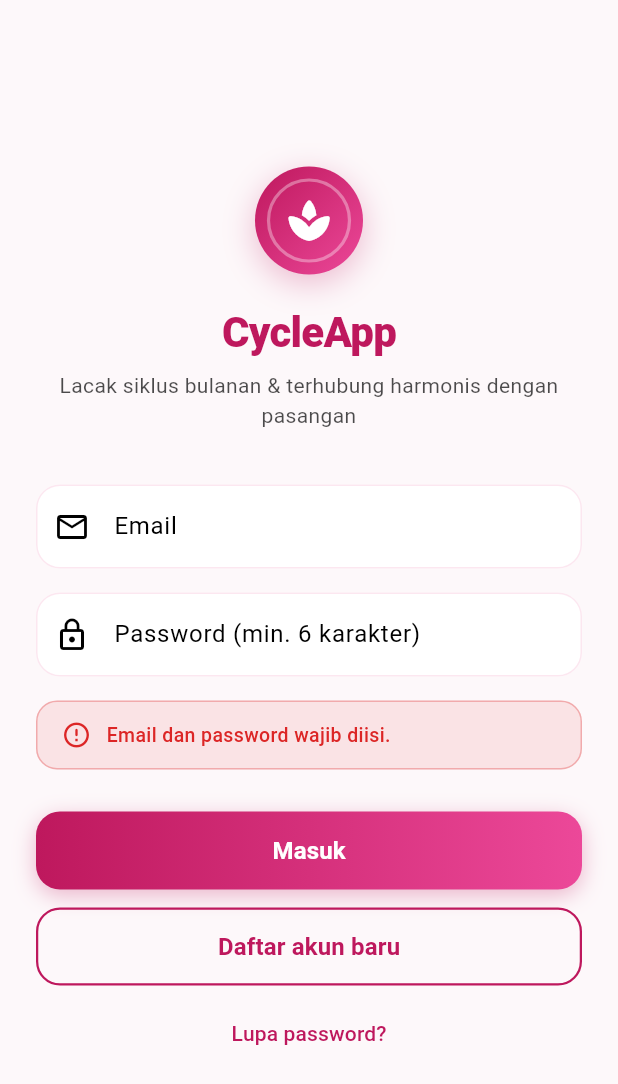
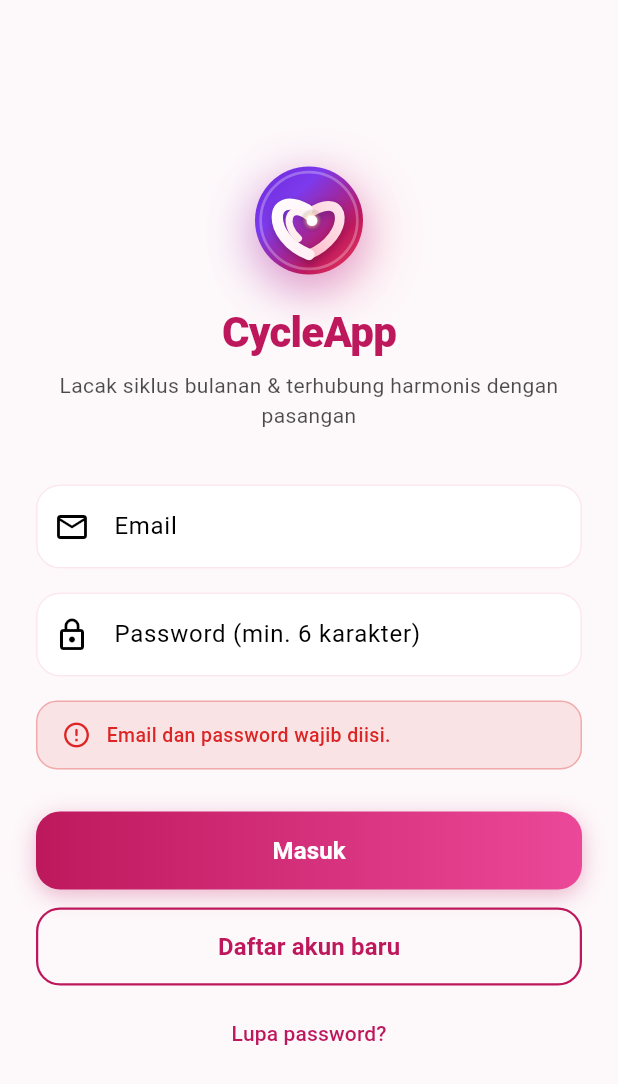
Before and after one commit to m3n54/CycleApps, a Flutter app: the screen it shows after launch, after a tap on "Masuk", on a phone screen of 412 x 824 dp. Shown: the top 1084 px of the screen. Run offline on Flutter 3.47's test engine with Material 3 defaults, Android fonts, the phone set to English and light mode, and no system bars; our stand-ins replace cloud_firestore, firebase_auth, firebase_core, flutter_riverpod, table_calendar; missing offline and left inert: shorebird_code_push; accounts and stored records are empty.

Commit message:
feat(design): implement Konsep B Twin Ribbon Heart & Moon logo and vibrant Android launcher icons

```diff
--- a/lib/features/common/widgets/cycle_logo.dart
+++ b/lib/features/common/widgets/cycle_logo.dart
@@ -1,60 +1,216 @@
+import 'dart:math' as math;
 import 'package:flutter/material.dart';
 
 import '../../../theme/cycle_theme.dart';
 
-/// Vector-based logo for CycleApp featuring a circular gradient badge,
-/// soft halo ring, and an elegant wellness icon.
+/// Konsep B: "Twin Ribbon Heart & Moon"
+/// Logo khas Siklus yang melambangkan keintiman dan harmoni pasangan:
+/// dua pita melengkung yang saling memeluk membentuk siluet hati dan bulan sabit,
+/// bergradien duotone kontras tinggi (Amethyst Violet & Strawberry Pink)
+/// dengan pantulan mutiara bercahaya di bagian tengah.
 class CycleLogo extends StatelessWidget {
   const CycleLogo({
     super.key,
     this.size = 64.0,
+    this.isSquircle = false,
+    this.showGlow = true,
   });
 
   final double size;
+  final bool isSquircle;
+  final bool showGlow;
 
   @override
   Widget build(BuildContext context) {
+    final borderRadius = isSquircle
+        ? BorderRadius.circular(size * 0.28)
+        : BorderRadius.circular(size / 2);
+
     return Container(
       width: size,
       height: size,
       decoration: BoxDecoration(
-        shape: BoxShape.circle,
+        borderRadius: borderRadius,
         gradient: const LinearGradient(
           begin: Alignment.topLeft,
           end: Alignment.bottomRight,
           colors: [
-            CycleColors.primary,
-            CycleColors.secondary,
+            Color(0xFF6D28D9), // Royal Amethyst
+            Color(0xFF7C3AED), // Vivid Violet
+            Color(0xFFBE185D), // Deep Rose-Berry
+            Color(0xFFF43F5E), // Hot Strawberry
           ],
+          stops: [0.0, 0.32, 0.72, 1.0],
         ),
-        boxShadow: [
+        boxShadow: showGlow
+            ? [
                 BoxShadow(
-            color: CycleColors.primary.withValues(alpha: 0.28),
-            blurRadius: size * 0.25,
-            offset: Offset(0, size * 0.08),
+                  color: const Color(0xFF7C3AED).withValues(alpha: 0.30),
+                  blurRadius: size * 0.35,
+                  offset: Offset(-size * 0.05, size * 0.12),
                 ),
-        ],
+                BoxShadow(
+                  color: const Color(0xFFF43F5E).withValues(alpha: 0.35),
+                  blurRadius: size * 0.40,
+                  offset: Offset(size * 0.06, size * 0.14),
                 ),
-      child: Center(
-        child: Container(
-          width: size * 0.78,
-          height: size * 0.78,
+              ]
+            : null,
+      ),
+      child: Stack(
+        alignment: Alignment.center,
+        children: [
+          // Inner translucent rim (Glassmorphic highlight)
+          Container(
+            margin: EdgeInsets.all(size * 0.04),
             decoration: BoxDecoration(
-            shape: BoxShape.circle,
+              borderRadius: isSquircle
+                  ? BorderRadius.circular(size * 0.24)
+                  : BorderRadius.circular(size / 2),
               border: Border.all(
-              color: Colors.white.withValues(alpha: 0.35),
-              width: size * 0.03,
-            ),
-          ),
-          child: Center(
-            child: Icon(
-              Icons.spa_rounded,
-              size: size * 0.46,
-              color: Colors.white,
+                color: Colors.white.withValues(alpha: 0.28),
+                width: size * 0.025,
               ),
             ),
           ),
+
+          // Custom Vector Emblem (Twin Ribbon Heart & Moon)
+          CustomPaint(
+            size: Size(size * 0.72, size * 0.72),
+            painter: _TwinRibbonPainter(),
+          ),
+        ],
       ),
     );
   }
 }
+
+class _TwinRibbonPainter extends CustomPainter {
+  @override
+  void paint(Canvas canvas, Size size) {
+    final cx = size.width / 2.0;
+    final cy = size.height / 2.0 + (size.height * 0.03);
+    final s = size.width * 0.48;
+
+    // 1. Bayangan halus pita (Soft ambient shadow)
+    final shadowPaint = Paint()
+      ..color = Colors.black.withValues(alpha: 0.22)
+      ..style = PaintingStyle.stroke
+      ..strokeCap = StrokeCap.round
+      ..maskFilter = const MaskFilter.blur(BlurStyle.normal, 3);
+
+    // 2. Ribbon 2: Pita Pasangan Merangkul (Right Heart Lobe - Rose Peach Glow)
+    final partnerPaint = Paint()
+      ..shader = const LinearGradient(
+        begin: Alignment.topRight,
+        end: Alignment.bottomLeft,
+        colors: [
+          Color(0xFFFFF0F5), // Lavender blush
+          Color(0xFFFFD1DC), // Soft rose
+          Color(0xFFFDA4AF), // Warm peach pink
+        ],
+      ).createShader(Rect.fromLTWH(0, 0, size.width, size.height))
+      ..style = PaintingStyle.stroke
+      ..strokeCap = StrokeCap.round
+      ..strokeWidth = size.width * 0.125;
+
+    final partnerPath = Path();
+    partnerPath.moveTo(cx, cy + s * 0.85);
+    partnerPath.cubicTo(
+      cx + s * 1.15,
+      cy + s * 0.35,
+      cx + s * 1.05,
+      cy - s * 0.95,
+      cx,
+      cy - s * 0.25,
+    );
+
+    // 3. Ribbon 1: Pita Bulan Sabit & Hati Kiri (Left Heart & Crescent Moon - Luminous Pearl White)
+    final moonPaint = Paint()
+      ..shader = const LinearGradient(
+        begin: Alignment.topLeft,
+        end: Alignment.bottomRight,
+        colors: [
+          Colors.white,
+          Color(0xFFFFF5F8),
+          Color(0xFFFDE8EF),
+        ],
+      ).createShader(Rect.fromLTWH(0, 0, size.width, size.height))
+      ..style = PaintingStyle.stroke
+      ..strokeCap = StrokeCap.round
+      ..strokeWidth = size.width * 0.145;
+
+    final moonPath = Path();
+    moonPath.moveTo(cx, cy + s * 0.85);
+    moonPath.cubicTo(
+      cx - s * 1.15,
+      cy + s * 0.40,
+      cx - s * 1.10,
+      cy - s * 0.95,
+      cx - s * 0.05,
+      cy - s * 0.35,
+    );
+
+    // Inner crescent sweep
+    final innerCrescentPath = Path();
+    innerCrescentPath.moveTo(cx - s * 0.28, cy + s * 0.42);
+    innerCrescentPath.cubicTo(
+      cx - s * 0.72,
+      cy + s * 0.05,
+      cx - s * 0.55,
+      cy - s * 0.55,
+      cx - s * 0.05,
+      cy - s * 0.18,
+    );
+
+    final innerCrescentPaint = Paint()
+      ..shader = const LinearGradient(
+        begin: Alignment.topCenter,
+        end: Alignment.bottomCenter,
+        colors: [
+          Colors.white,
+          Color(0xFFFFE4E6),
+        ],
+      ).createShader(Rect.fromLTWH(0, 0, size.width, size.height))
+      ..style = PaintingStyle.stroke
+      ..strokeCap = StrokeCap.round
+      ..strokeWidth = size.width * 0.09;
+
+    // Draw Shadows
+    canvas.save();
+    canvas.translate(0, size.height * 0.035);
+    shadowPaint.strokeWidth = size.width * 0.13;
+    canvas.drawPath(partnerPath, shadowPaint);
+    canvas.drawPath(moonPath, shadowPaint);
+    canvas.restore();
+
+    // Draw Ribbons
+    canvas.drawPath(partnerPath, partnerPaint);
+    canvas.drawPath(moonPath, moonPaint);
+    canvas.drawPath(innerCrescentPath, innerCrescentPaint);
+
+    // 4. Central Glowing Vitality Pearl
+    final pearlCenter = Offset(cx + s * 0.08, cy - s * 0.06);
+    final pearlRadius = size.width * 0.07;
+
+    final pearlGlowPaint = Paint()
+      ..shader = RadialGradient(
+        colors: [
+          const Color(0xFFFFFBEB).withValues(alpha: 0.85),
+          const Color(0xFFFDE68A).withValues(alpha: 0.35),
+          Colors.transparent,
+        ],
+      ).createShader(
+        Rect.fromCircle(center: pearlCenter, radius: pearlRadius * 2.2),
+      );
+    canvas.drawCircle(pearlCenter, pearlRadius * 2.2, pearlGlowPaint);
+
+    final pearlPaint = Paint()
+      ..color = Colors.white
+      ..style = PaintingStyle.fill;
+    canvas.drawCircle(pearlCenter, pearlRadius, pearlPaint);
+  }
+
+  @override
+  bool shouldRepaint(covariant CustomPainter oldDelegate) => false;
+}
--- a/pubspec.yaml
+++ b/pubspec.yaml
@@ -66,10 +66,8 @@ flutter:
   # the material Icons class.
   uses-material-design: true
 
-  # To add assets to your application, add an assets section, like this:
-  # assets:
-  #   - images/a_dot_burr.jpeg
-  #   - images/a_dot_ham.jpeg
+  assets:
+    - assets/images/
 
   # An image asset can refer to one or more resolution-specific "variants", see
   # https://flutter.dev/to/resolution-aware-images
```
Also changed, not shown: assets/images/app_icon.png (added), assets/images/app_icon_round.png (added), 13 other files. Lines whose indentation alone changed are shown as unchanged.
